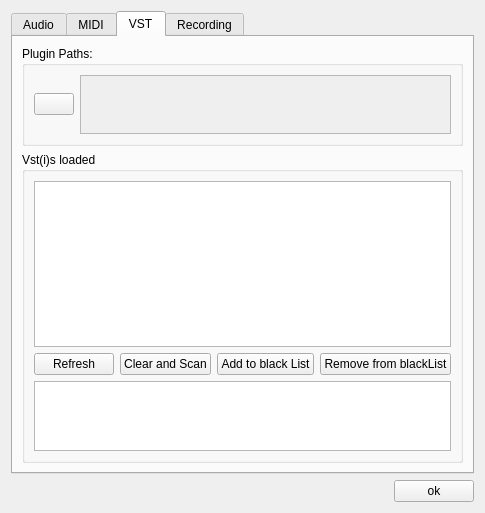
Before: the Qt Designer form Client/src/Common/gui/PreferencesDialog.ui in elieserdejesus/JamTaba, drawn with Qt 5.
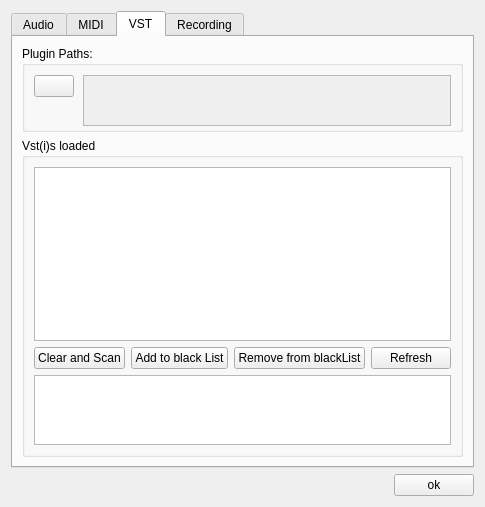
After: the same form once the commit is applied.

Commit message: Simplifying layout and changing some colors in CSS

```diff
--- a/Client/src/Common/gui/PreferencesDialog.ui
+++ b/Client/src/Common/gui/PreferencesDialog.ui
@@ -7,7 +7,7 @@
     <x>0</x>
     <y>0</y>
     <width>480</width>
-    <height>513</height>
+    <height>507</height>
    </rect>
   </property>
   <property name="windowTitle">
@@ -276,10 +276,13 @@
       </layout>
      </widget>
      <widget class="QWidget" name="tabVST">
+      <property name="styleSheet">
+       <string notr="true"/>
+      </property>
       <attribute name="title">
        <string>VST</string>
       </attribute>
-      <layout class="QGridLayout" name="gridLayout_3">
+      <layout class="QGridLayout" name="gridLayout_3" rowstretch="0,0">
        <item row="1" column="0">
         <widget class="QGroupBox" name="groupBoxVst">
          <property name="title">
@@ -300,30 +303,7 @@
            </widget>
           </item>
           <item>
-           <widget class="QWidget" name="widget_2" native="true">
-            <layout class="QHBoxLayout" name="horizontalLayout_2">
-             <property name="leftMargin">
-              <number>0</number>
-             </property>
-             <property name="topMargin">
-              <number>0</number>
-             </property>
-             <property name="rightMargin">
-              <number>0</number>
-             </property>
-             <property name="bottomMargin">
-              <number>0</number>
-             </property>
-             <item>
-              <widget class="QPushButton" name="buttonVstRefresh">
-               <property name="toolTip">
-                <string>Scan only new plugins</string>
-               </property>
-               <property name="text">
-                <string>Refresh</string>
-               </property>
-              </widget>
-             </item>
+           <layout class="QHBoxLayout" name="buttonsLayout">
              <item>
               <widget class="QPushButton" name="buttonClearVstAndScan">
                <property name="toolTip">
@@ -348,8 +328,17 @@
                </property>
               </widget>
              </item>
-            </layout>
-           </widget>
+            <item>
+             <widget class="QPushButton" name="buttonVstRefresh">
+              <property name="toolTip">
+               <string>Scan only new plugins</string>
+              </property>
+              <property name="text">
+               <string>Refresh</string>
+              </property>
+             </widget>
+            </item>
+           </layout>
           </item>
           <item>
            <widget class="QPlainTextEdit" name="blackListWidget">
@@ -373,29 +362,26 @@
        <item row="0" column="0">
         <widget class="QGroupBox" name="groupBoxPaths">
          <property name="sizePolicy">
-          <sizepolicy hsizetype="Preferred" vsizetype="Preferred">
+          <sizepolicy hsizetype="MinimumExpanding" vsizetype="Maximum">
            <horstretch>0</horstretch>
            <verstretch>0</verstretch>
           </sizepolicy>
          </property>
-         <property name="minimumSize">
-          <size>
-           <width>0</width>
-           <height>100</height>
-          </size>
-         </property>
          <property name="maximumSize">
           <size>
            <width>16777215</width>
-           <height>100</height>
+           <height>120</height>
           </size>
          </property>
+         <property name="styleSheet">
+          <string notr="true"/>
+         </property>
          <property name="title">
           <string>Plugin Paths:</string>
          </property>
          <layout class="QHBoxLayout" name="horizontalLayout">
           <property name="spacing">
-           <number>6</number>
+           <number>9</number>
           </property>
           <property name="leftMargin">
            <number>9</number>
@@ -407,10 +393,16 @@
            <number>9</number>
           </property>
           <property name="bottomMargin">
-           <number>9</number>
+           <number>3</number>
           </property>
-          <item>
+          <item alignment="Qt::AlignTop">
            <widget class="QPushButton" name="buttonAddVstScanFolder">
+            <property name="sizePolicy">
+             <sizepolicy hsizetype="Minimum" vsizetype="MinimumExpanding">
+              <horstretch>0</horstretch>
+              <verstretch>0</verstretch>
+             </sizepolicy>
+            </property>
             <property name="toolTip">
              <string>Add a new folder to scan ...</string>
             </property>
@@ -419,8 +411,20 @@
             </property>
            </widget>
           </item>
-          <item>
+          <item alignment="Qt::AlignTop">
            <widget class="QScrollArea" name="scrollArea">
+            <property name="sizePolicy">
+             <sizepolicy hsizetype="Expanding" vsizetype="Expanding">
+              <horstretch>0</horstretch>
+              <verstretch>0</verstretch>
+             </sizepolicy>
+            </property>
+            <property name="minimumSize">
+             <size>
+              <width>0</width>
+              <height>50</height>
+             </size>
+            </property>
             <property name="widgetResizable">
              <bool>true</bool>
             </property>
@@ -429,13 +433,25 @@
               <rect>
                <x>0</x>
                <y>0</y>
-               <width>378</width>
-               <height>65</height>
+               <width>375</width>
+               <height>45</height>
               </rect>
              </property>
+             <property name="sizePolicy">
+              <sizepolicy hsizetype="Preferred" vsizetype="Maximum">
+               <horstretch>0</horstretch>
+               <verstretch>0</verstretch>
+              </sizepolicy>
+             </property>
+             <property name="minimumSize">
+              <size>
+               <width>0</width>
+               <height>45</height>
+              </size>
+             </property>
              <layout class="QVBoxLayout" name="verticalLayout_10">
               <property name="spacing">
-               <number>3</number>
+               <number>0</number>
               </property>
               <property name="leftMargin">
                <number>6</number>
@@ -512,20 +528,7 @@
     </widget>
    </item>
    <item>
-    <widget class="QWidget" name="widgetBottom" native="true">
-     <layout class="QHBoxLayout" name="horizontalLayout_4">
-      <property name="leftMargin">
-       <number>0</number>
-      </property>
-      <property name="topMargin">
-       <number>0</number>
-      </property>
-      <property name="rightMargin">
-       <number>0</number>
-      </property>
-      <property name="bottomMargin">
-       <number>0</number>
-      </property>
+    <layout class="QHBoxLayout" name="bottomLayout">
       <item>
        <spacer name="horizontalSpacer">
         <property name="orientation">
@@ -565,7 +568,6 @@
        </widget>
       </item>
      </layout>
-    </widget>
    </item>
   </layout>
  </widget>
```
Left out of the diff: 91 changed lines with no effect on the pictures. Lines whose indentation alone changed are shown as unchanged. The commit also changes 3 other files.
